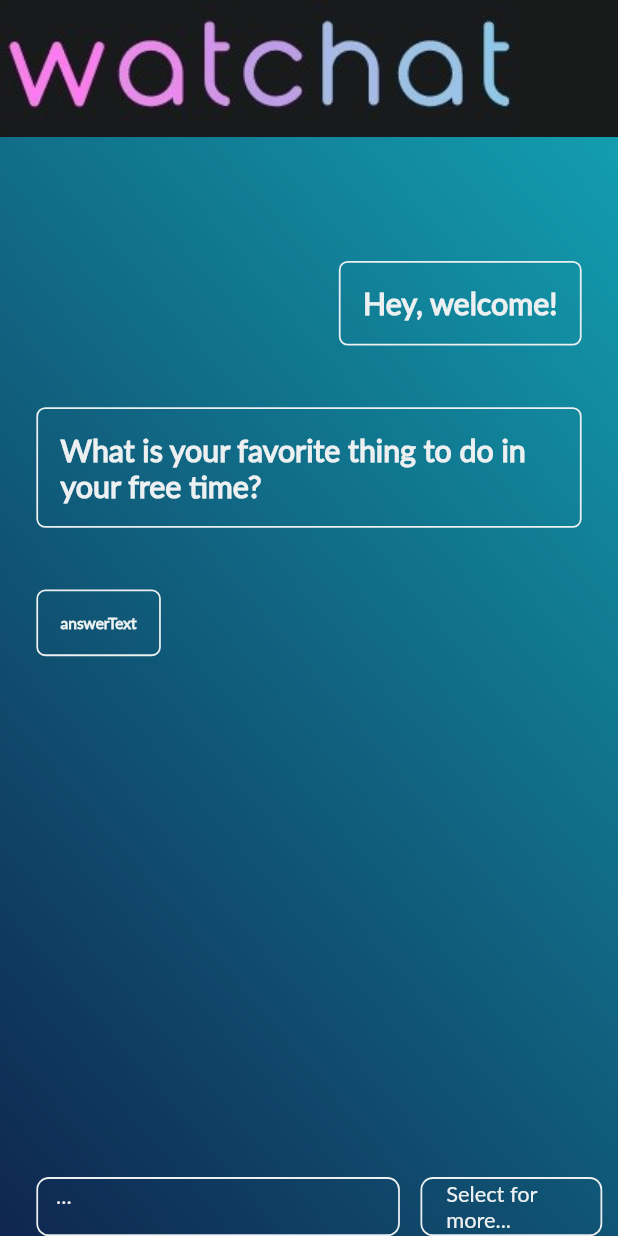
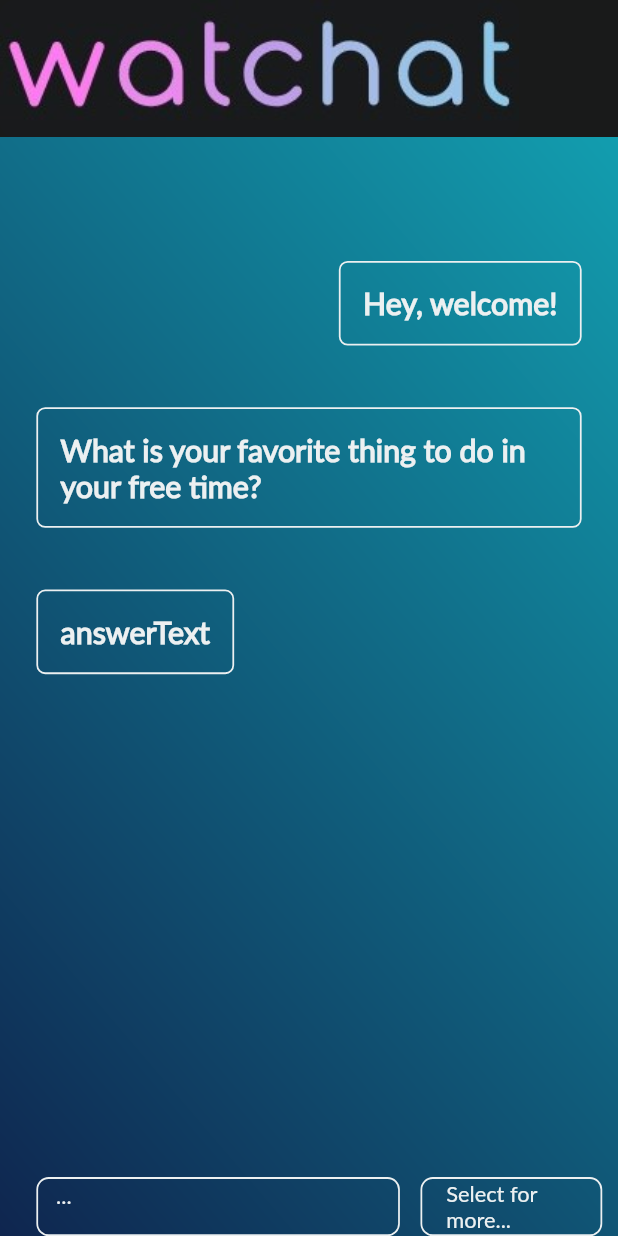
Before and after one commit to noahpy/watchatUI, a Flutter app: the screen it shows after launch, on a phone screen of 412 x 824 dp. Run offline on Flutter 3.47's test engine with Material 2 defaults, Android fonts, the phone set to English and light mode, and no system bars; missing offline and left inert: dart:js.

Commit message:
better font for answer

```diff
--- a/lib/chatListView.dart
+++ b/lib/chatListView.dart
@@ -229,7 +229,7 @@ class _AnswerFieldState extends State<AnswerField> {
                 color: const Color.fromARGB(255, 236, 240, 241),
                 fontFamily: "Lato",
                 decoration: TextDecoration.none,
-                fontSize: FontSizes.extraSmall(context)),
+                fontSize: FontSizes.flexibleNormal(context)),
           ),
         ),
         Visibility(
```
